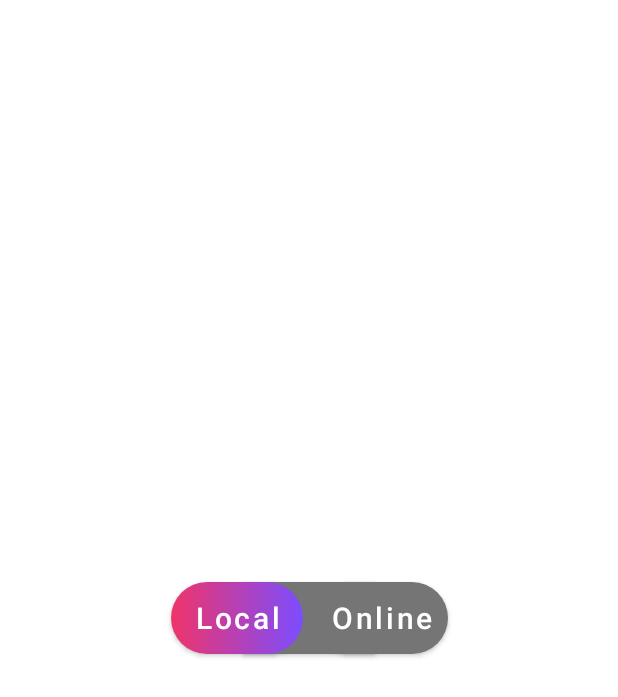
After one commit to tournamco/app, an Android app: the layout sample_ui_slider.xml on its own in the app's theme, with its tools: preview values and no code run, on a phone screen of 412 x 824 dp. The commit adds this screen. Shown: the top 697 px of the screen. Run offline under Robolectric (Android 15) with nearby library versions, the phone set to English and light mode, and no system bars.

Commit message:
2 Tasks finished
Started on the buttons, two of them have been finished.

```diff
--- /dev/null
+++ b/app/src/main/res/drawable/gradient.xml
@@ -0,0 +1,13 @@
+<?xml version="1.0" encoding="utf-8"?>
+<shape
+    android:shape = "rectangle"
+    xmlns:android = "http://schemas.android.com/apk/res/android" >
+
+    <gradient
+        android:startColor = "#F03469"
+        android:endColor = "#7C4DFF"
+        android:type = "linear" />
+
+    <corners
+        android:radius="30dp"/>
+</shape>
--- a/app/src/main/res/layout/activity_main.xml
+++ b/app/src/main/res/layout/activity_main.xml
@@ -15,4 +15,5 @@
         app:layout_constraintRight_toRightOf="parent"
         app:layout_constraintTop_toTopOf="parent" />
 
+
 </androidx.constraintlayout.widget.ConstraintLayout>
--- /dev/null
+++ b/app/src/main/res/layout/sample_ui_slider.xml
@@ -0,0 +1,55 @@
+<androidx.constraintlayout.widget.ConstraintLayout xmlns:android="http://schemas.android.com/apk/res/android"
+    xmlns:app="http://schemas.android.com/apk/res-auto"
+    xmlns:tools="http://schemas.android.com/tools"
+    android:layout_width="match_parent"
+    android:layout_height="match_parent">
+
+    <com.google.android.material.button.MaterialButton
+        android:layout_width="wrap_content"
+        android:layout_height="wrap_content"
+        android:background = "@color/gray_600"
+        app:backgroundTint="@null"
+        android:padding="0dp"
+        app:cornerRadius="30dp"
+        app:layout_constraintBottom_toBottomOf="parent"
+        app:layout_constraintLeft_toLeftOf="parent"
+        app:layout_constraintRight_toRightOf="parent"
+        app:layout_constraintTop_toTopOf="parent"
+        tools:ignore="SpeakableTextPresentCheck" />
+
+    <Button
+        android:id="@+id/button"
+        android:layout_width="wrap_content"
+        android:layout_height="wrap_content"
+        android:background="@drawable/gradient"
+        android:padding="0dp"
+        android:text="Local"
+        app:backgroundTint="@null"
+        android:textAllCaps="false"
+        android:textSize="20sp"
+        app:cornerRadius="30dp"
+        app:layout_constraintBottom_toBottomOf="parent"
+        app:layout_constraintHorizontal_bias="0.352"
+        app:layout_constraintLeft_toLeftOf="parent"
+        app:layout_constraintRight_toRightOf="parent"
+        app:layout_constraintTop_toTopOf="parent" />
+
+    <Button
+        android:id="@+id/secondButton"
+        android:layout_width="wrap_content"
+        android:layout_height="wrap_content"
+        android:background="@drawable/gradient"
+        android:padding="0dp"
+        android:text="Online"
+        app:backgroundTint="@color/gray_600"
+        android:textAllCaps="false"
+        android:textSize="20sp"
+        app:cornerRadius="30dp"
+        app:layout_constraintBottom_toBottomOf="parent"
+        app:layout_constraintHorizontal_bias="0.65"
+        app:layout_constraintLeft_toLeftOf="parent"
+        app:layout_constraintRight_toRightOf="parent"
+        app:layout_constraintTop_toTopOf="parent" />
+
+
+</androidx.constraintlayout.widget.ConstraintLayout>
--- a/app/src/main/res/values/colors.xml
+++ b/app/src/main/res/values/colors.xml
@@ -7,4 +7,8 @@
     <color name="teal_700">#FF018786</color>
     <color name="black">#FF000000</color>
     <color name="white">#FFFFFFFF</color>
+    <color name="light_blue_400">#FF29B6F6</color>
+    <color name="light_blue_600">#FF039BE5</color>
+    <color name="gray_400">#FFBDBDBD</color>
+    <color name="gray_600">#FF757575</color>
 </resources>
```
Also changed, not shown: app/src/main/java/co/tournam/schedule/UiSlider.java (added, +189 -0 lines), app/src/main/java/co/tournam/schedule/filter_dropdown.java (added, +189 -0 lines), app/src/main/res/drawable/gradient_spinner.xml (added, +27 -0 lines), app/src/main/res/layout/sample_filter_dropdown.xml (added, +40 -0 lines), app/src/main/res/values-night/styles.xml (added, +7 -0 lines), app/src/main/res/values/attrs_filter_dropdown.xml (added, +8 -0 lines), app/src/main/res/values/attrs_rounded_button.xml (added, +8 -0 lines), app/src/main/res/values/attrs_ui_slider.xml (added, +8 -0 lines), app/src/main/res/values/styles.xml (added, +7 -0 lines).
